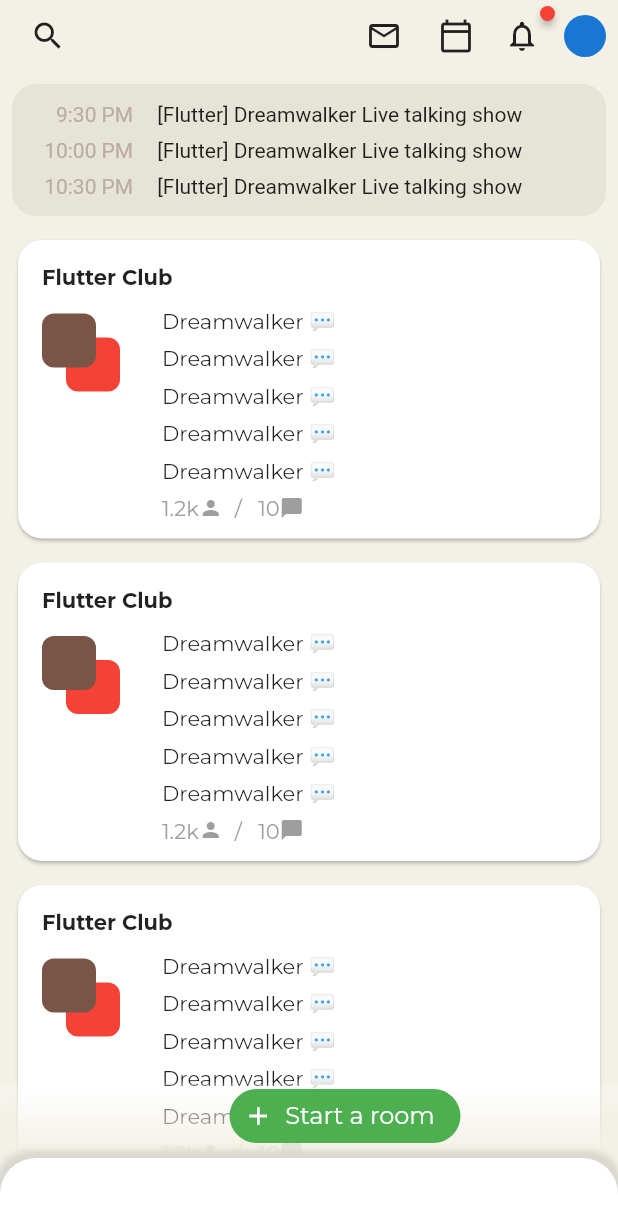
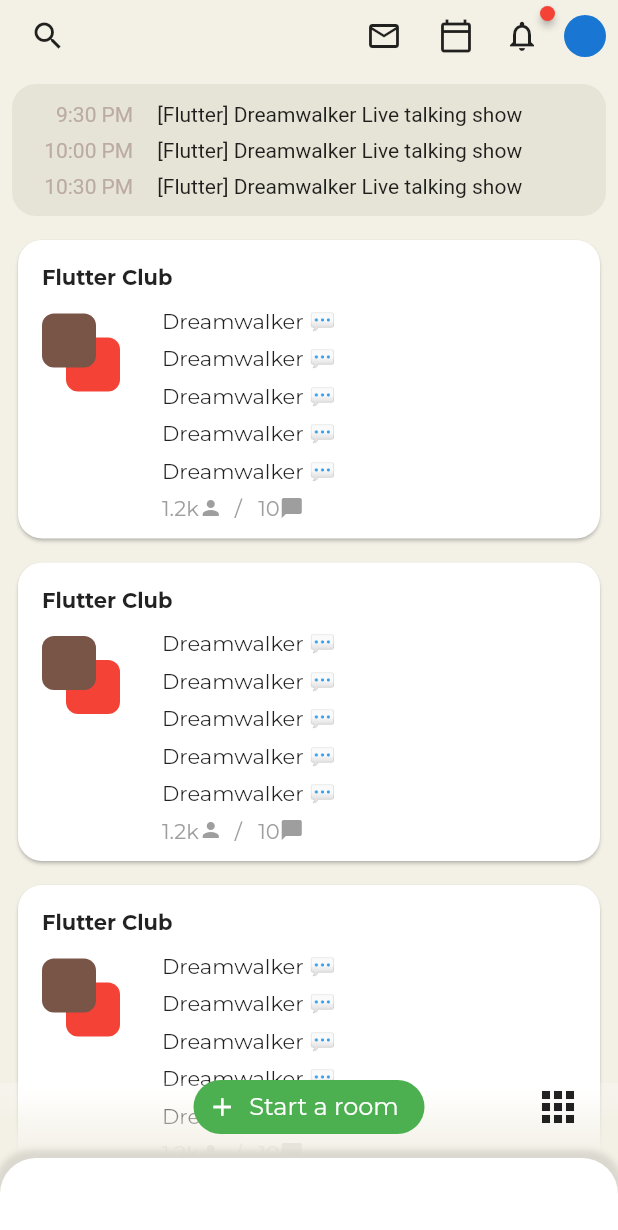
Before and after one commit to JAICHANGPARK/flutter_notebook_11th_story, a Flutter app: the screen it shows after launch, on a phone screen of 412 x 824 dp. Shown: the top 1230 px of the screen. Run offline on Flutter 3.47's test engine with Material 2 defaults, Android fonts, the phone set to English and light mode, and no system bars; drawn by our look-alikes of badges, flutter_inner_drawer; our stand-ins replace backdrop, google_fonts.

Commit message:
Update clubhouse_home_page.dart

```diff
--- a/lib/ep701_clubhouse/ui/clubhouse_home_page.dart
+++ b/lib/ep701_clubhouse/ui/clubhouse_home_page.dart
@@ -483,7 +483,7 @@ bool isToggle = false;
                             ),
                           ),
                           Spacer(),
-                          isToggle ? IconButton(
+                          !isToggle ? IconButton(
                             icon: Icon(Icons.apps),
                             onPressed: () {
                               _toggle();
```
